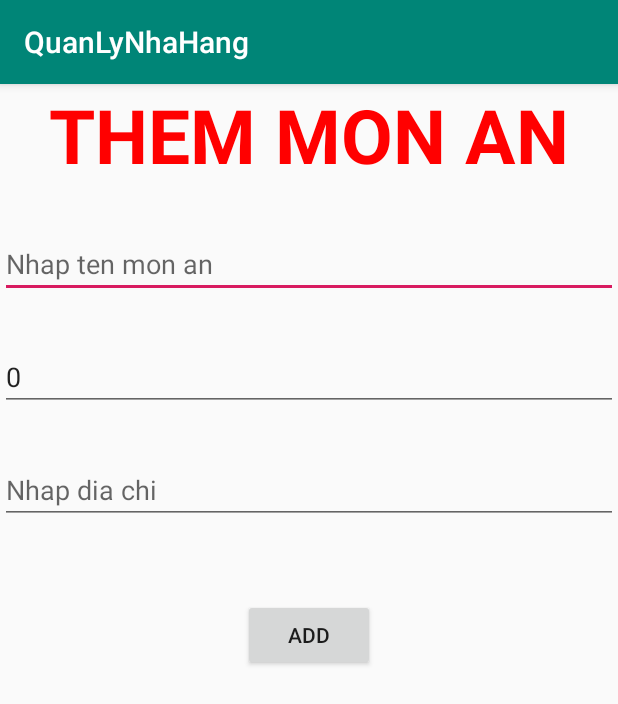
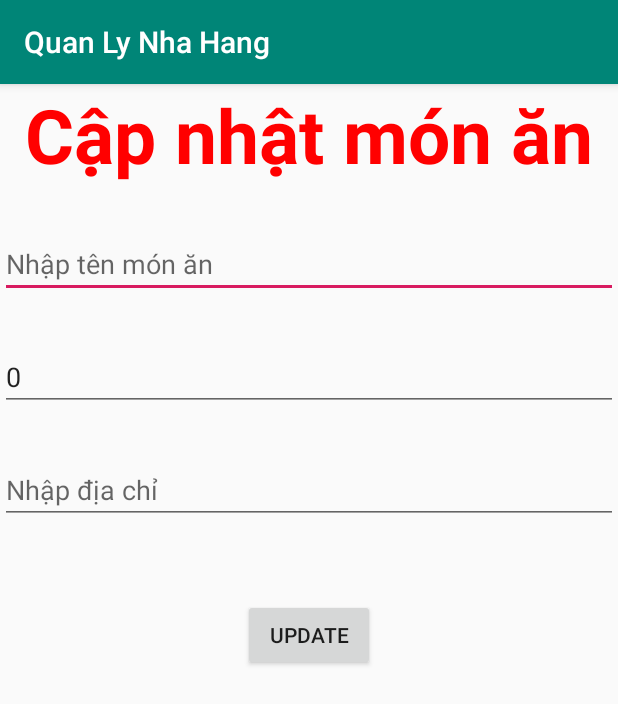
Before and after one commit to NamTang/android-qlnh, an Android app: the SuaMonAnActivity screen opened directly, with no data from a screen before it, on a phone screen of 412 x 824 dp. Shown: the top 704 px of the screen. Run offline under Robolectric (Android 15) with nearby library versions, the light colour scheme and no system bars.

Commit message:
update ui MainActivity.java; add dynamic menu; update all title and name use @strings.xml

```diff
--- a/app/src/main/AndroidManifest.xml
+++ b/app/src/main/AndroidManifest.xml
@@ -9,6 +9,7 @@
         android:roundIcon="@mipmap/ic_launcher_round"
         android:supportsRtl="true"
         android:theme="@style/AppTheme">
+        <activity android:name=".AboutActivity"></activity>
         <activity android:name=".DangNhapActivity">
             <intent-filter>
                 <action android:name="android.intent.action.MAIN" />
@@ -18,9 +19,7 @@
         </activity>
         <activity android:name=".SuaMonAnActivity" />
         <activity android:name=".ThemMonAnActivity" />
-        <activity android:name=".MainActivity">
-
-        </activity>
+        <activity android:name=".MainActivity"></activity>
     </application>
 
 </manifest>
--- a/app/src/main/java/com/example/quanlynhahang/SuaMonAnActivity.java
+++ b/app/src/main/java/com/example/quanlynhahang/SuaMonAnActivity.java
@@ -14,11 +14,16 @@ public class SuaMonAnActivity extends ThemMonAnActivity {
     protected void onCreate(Bundle savedInstanceState) {
         super.onCreate(savedInstanceState);
         //setContentView(R.layout.activity_sua_mon_an);
+
+        txtAddTitle.setText(R.string.update_dish);
+        btnAdd.setText(R.string.update);
+
         final Intent intent =getIntent();
         edName.setText(intent.getStringExtra("Name"));
         edAddress.setText(intent.getStringExtra("Address"));
         Integer price = intent.getIntExtra("Price",0);
         edPrice.setText(price.toString());
+        btnAdd.setText("Update");
         btnAdd.setOnClickListener(new View.OnClickListener() {
             @Override
             public void onClick(View v) {
--- a/app/src/main/java/com/example/quanlynhahang/ThemMonAnActivity.java
+++ b/app/src/main/java/com/example/quanlynhahang/ThemMonAnActivity.java
@@ -1,26 +1,29 @@
 package com.example.quanlynhahang;
 
+import android.os.Bundle;
 import android.support.v7.app.AppCompatActivity;
-import android.os.Bundle;
 import android.view.View;
 import android.widget.Button;
 import android.widget.EditText;
+import android.widget.TextView;
 import android.widget.Toast;
 
 public class ThemMonAnActivity extends AppCompatActivity {
 
     EditText edName, edPrice, edAddress;
     Button btnAdd;
+    TextView txtAddTitle;
+
     @Override
     protected void onCreate(Bundle savedInstanceState) {
         super.onCreate(savedInstanceState);
         setContentView(R.layout.activity_them_mon_an);
 
-        edName = findViewById(R.id.edName);
-        edPrice = findViewById(R.id.edPrice);
-        edAddress = findViewById(R.id.edAddress);
-        btnAdd = findViewById(R.id.btnAdd);
+        addControls();
+        addEvents();
+    }
 
+    private void addEvents() {
         btnAdd.setOnClickListener(new View.OnClickListener() {
             @Override
             public void onClick(View view) {
@@ -28,17 +31,22 @@ public class ThemMonAnActivity extends AppCompatActivity {
                 String price = edPrice.getText().toString();
                 String address = edAddress.getText().toString();
 
-                if(!name.equals("") && !price.equals("") && !address.equals(""))
-                {
-                    String insertData = "INSERT INTO NhaHang VALUES (null,'"+name+"','"+price+"','"+address+"')";
+                if (!name.equals("") && !price.equals("") && !address.equals("")) {
+                    String insertData = "INSERT INTO NhaHang VALUES (null,'" + name + "','" + price + "','" + address + "')";
                     DangNhapActivity.sqLiteDB.QueryData(insertData);
-                }
-                else
-                {
-                    Toast.makeText(ThemMonAnActivity.this,"Vui long nhap day du thong tin cua mon an!",Toast.LENGTH_SHORT).show();
+                } else {
+                    Toast.makeText(ThemMonAnActivity.this, "Vui long nhap day du thong tin cua mon an!", Toast.LENGTH_SHORT).show();
                 }
                 finish();
             }
         });
     }
+
+    private void addControls() {
+        edName = findViewById(R.id.edName);
+        edPrice = findViewById(R.id.edPrice);
+        edAddress = findViewById(R.id.edAddress);
+        btnAdd = findViewById(R.id.btnAdd);
+        txtAddTitle = findViewById(R.id.txtTitleAdd);
+    }
 }
--- a/app/src/main/res/layout/activity_them_mon_an.xml
+++ b/app/src/main/res/layout/activity_them_mon_an.xml
@@ -7,43 +7,48 @@
     tools:context=".ThemMonAnActivity">
 
     <TextView
+        android:id="@+id/txtTitleAdd"
         android:layout_width="wrap_content"
         android:layout_height="wrap_content"
-        android:text="THEM MON AN"
-        android:id="@+id/txtTitleAdd"
+        android:layout_centerHorizontal="true"
+        android:text="@string/add_dish"
         android:textColor="#ff00"
-        android:textStyle="bold"
-        android:layout_centerHorizontal="true"
-        android:textSize="50sp"/>
+        android:textSize="50sp"
+        android:textStyle="bold" />
+
     <EditText
+        android:id="@+id/edName"
         android:layout_width="match_parent"
         android:layout_height="wrap_content"
-        android:id="@+id/edName"
-        android:hint="Nhap ten mon an"
         android:layout_below="@id/txtTitleAdd"
-        android:layout_marginTop="30dp"/>
+        android:layout_marginTop="30dp"
+        android:hint="@string/enter_dish_name" />
+
     <EditText
+        android:id="@+id/edPrice"
         android:layout_width="match_parent"
         android:layout_height="wrap_content"
-        android:id="@+id/edPrice"
-        android:hint="Nhap gia mon an"
         android:layout_below="@id/edName"
-        android:layout_marginTop="30dp"/>
+        android:layout_marginTop="30dp"
+        android:hint="@string/enter_dish_price"
+        android:inputType="numberSigned" />
+
     <EditText
+        android:id="@+id/edAddress"
         android:layout_width="match_parent"
         android:layout_height="wrap_content"
-        android:id="@+id/edAddress"
-        android:hint="Nhap dia chi"
         android:layout_below="@id/edPrice"
-        android:layout_marginTop="30dp"/>
+        android:layout_marginTop="30dp"
+        android:hint="@string/enter_address" />
+
     <Button
+        android:id="@+id/btnAdd"
         android:layout_width="wrap_content"
         android:layout_height="wrap_content"
-        android:id="@+id/btnAdd"
         android:layout_below="@id/edAddress"
-        android:text="ADD"
         android:layout_centerHorizontal="true"
-        android:layout_marginTop="50dp"/>
+        android:layout_marginTop="50dp"
+        android:text="@string/add" />
 
 
 </RelativeLayout>
--- a/app/src/main/res/values/strings.xml
+++ b/app/src/main/res/values/strings.xml
@@ -1,3 +1,13 @@
 <resources>
-    <string name="app_name">QuanLyNhaHang</string>
+    <string name="app_name">Quan Ly Nha Hang</string>
+    <string name="save">Lưu</string>
+    <string name="update">Cập nhật</string>
+    <string name="add">Thêm</string>
+    <string name="add_dish">Thêm món ăn</string>
+    <string name="update_dish">Cập nhật món ăn</string>
+    <string name="enter_dish_name">Nhập tên món ăn</string>
+    <string name="enter_dish_price">Nhập giá món</string>
+    <string name="enter_address">Nhập địa chỉ</string>
+    <string name="guide">Hướng dẫn</string>
+    <string name="about_us">Về chúng tôi</string>
 </resources>
```
Also changed, not shown: app/src/main/java/com/example/adapter/NhaHangAdapter.java (renamed from app/src/main/java/com/example/quanlynhahang/NhaHangAdapter.java, +5 -2 lines), app/src/main/java/com/example/quanlynhahang/AboutActivity.java (added, +13 -0 lines), app/src/main/java/com/example/quanlynhahang/DangNhapActivity.java (+18 -2 lines), app/src/main/java/com/example/quanlynhahang/MainActivity.java (+69 -13 lines), app/src/main/java/com/example/service/SQLiteDB.java (renamed from app/src/main/java/com/example/quanlynhahang/SQLiteDB.java, +12 -6 lines), app/src/main/res/drawable/ic_search_black_24dp.xml (added, +9 -0 lines), app/src/main/res/layout/activity_about.xml (added, +65 -0 lines), app/src/main/res/layout/activity_main.xml (+2 -9 lines), app/src/main/res/menu/menu_mon_an.xml (added, +19 -0 lines), app/src/main/res/drawable/call.png (added), app/src/main/res/drawable/sms.png (added).
